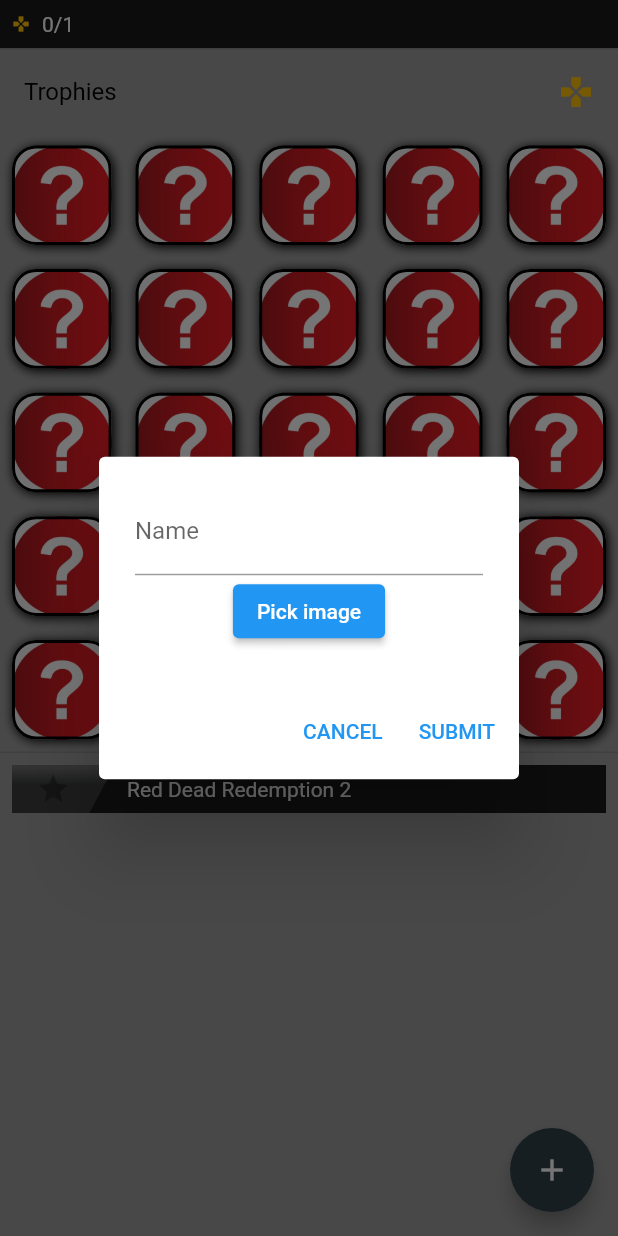
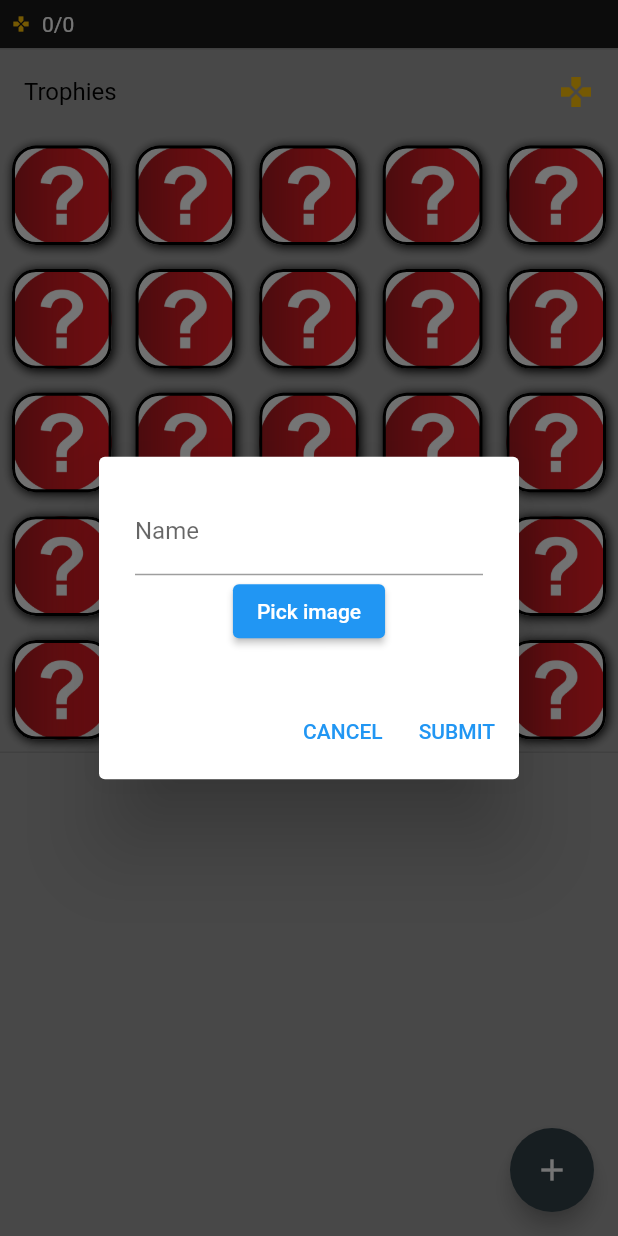
Before and after one commit to MrZabbah/Part_Time_Collector, a Flutter app: the screen it shows after launch, after a tap on the "add" icon, on a phone screen of 412 x 824 dp. Run offline on Flutter 3.47's test engine with Material 2 defaults, Android fonts, the phone set to English and light mode, and no system bars; our stand-ins replace fluttertoast, image_picker.

Commit message:
ListView working bad + 25 limitsd and management

```diff
--- a/lib/components/add_item_dialog.dart
+++ b/lib/components/add_item_dialog.dart
@@ -6,7 +6,7 @@ import '../item.dart';
 
 // ignore: must_be_immutable
 class AddItemDialog extends AlertDialog {
-  final List<Item> items;
+  final List<Item?> items;
   final GlobalKey<FormState> formKey;
   final void Function(String itemName, String? trophiePath) onSaveItem;
   String itemName = '';
--- a/lib/components/item_cell.dart
+++ b/lib/components/item_cell.dart
@@ -1,3 +1,5 @@
+import 'dart:collection';
+
 import 'package:flutter/material.dart';
 
 import '../horizontal_curvy_clipper.dart';
@@ -5,13 +7,15 @@ import '../item.dart';
 
 class ItemCell extends StatelessWidget {
   final int index;
-  final List<Item> items;
+  final List<Item?> items;
   final void Function(int index) onUpdateCount;
+  final void Function(int index) onDelete;
   const ItemCell(
       {Key? key,
       required this.index,
       required this.items,
-      required this.onUpdateCount})
+      required this.onUpdateCount,
+      required this.onDelete})
       : super(key: key);
 
   @override
@@ -22,6 +26,7 @@ class ItemCell extends StatelessWidget {
         onLongPress: () {
           onUpdateCount(index);
         },
+        onDoubleTap: () => onDelete(index),
         child: Stack(
           clipBehavior: Clip.none,
           children: [
@@ -38,7 +43,7 @@ class ItemCell extends StatelessWidget {
                       width: MediaQuery.of(context).size.width / 6,
                     ),
                     Text(
-                      items[index].name,
+                      items[index]!.name,
                       style: const TextStyle(color: Colors.white),
                     ),
                   ],
@@ -73,7 +78,7 @@ class ItemCell extends StatelessWidget {
                   ),
                   Icon(
                     Icons.star,
-                    color: (items[index].isCompleted)
+                    color: (items[index]!.isCompleted)
                         ? const Color.fromARGB(255, 211, 163, 21)
                         : const Color.fromARGB(85, 0, 0, 0),
                   ),
--- a/lib/components/trophie_cell.dart
+++ b/lib/components/trophie_cell.dart
@@ -5,7 +5,7 @@ import 'package:part_time_hero/item.dart';
 
 class TrophieCell extends StatelessWidget {
   final int index;
-  final List<Item> items;
+  final List<Item?> items;
   const TrophieCell(
       {Key? key, required, required this.index, required this.items})
       : super(key: key);
@@ -34,12 +34,13 @@ class TrophieCell extends StatelessWidget {
             ),
           ],
           image: (index >= items.length ||
-                  items[index].trophiePath == null ||
-                  !items[index].isCompleted)
+                  index < 0 ||
+                  items[index]!.trophiePath == null ||
+                  !items[index]!.isCompleted)
               ? const DecorationImage(image: AssetImage('images/question.jpg'))
               : DecorationImage(
                   image: FileImage(
-                    File(items[index].trophiePath!),
+                    File(items[index]!.trophiePath!),
                   ),
                 ),
         ),
--- a/lib/item.dart
+++ b/lib/item.dart
@@ -1,7 +1,8 @@
 class Item {
+  int index = -1;
   String name = '';
   String? trophiePath;
   bool isCompleted = false;
 
-  Item(this.name, this.trophiePath);
+  Item(this.name, this.trophiePath, this.index);
 }
--- a/lib/main.dart
+++ b/lib/main.dart
@@ -1,4 +1,7 @@
+import 'dart:collection';
+
 import 'package:flutter/material.dart';
+import 'package:fluttertoast/fluttertoast.dart';
 import 'package:part_time_hero/components/add_item_dialog.dart';
 import 'package:part_time_hero/components/item_cell.dart';
 import 'package:part_time_hero/components/trophie_cell.dart';
@@ -28,10 +31,10 @@ class RootPage extends StatefulWidget {
 }
 
 class _RootPageState extends State<RootPage> {
-  List<Item> items = [Item('Red Dead Redemption 2', null)];
+  List<Item?> items = List.generate(25, (index) => null);
+  List<int> itemsOnRoad = [];
+  Set<int> availablePositions = <int>{};
   int completedItemsCount = 0;
-  String itemName = '';
-  String? trophiePath;
 
   final GlobalKey<FormState> _formKey = GlobalKey<FormState>();
   final urlImage =
@@ -39,16 +42,30 @@ class _RootPageState extends State<RootPage> {
 
   _saveItem(String name, String? trophiePath) {
     debugPrint('Name: $name - Path: $trophiePath');
+    int index = availablePositions.first;
+    availablePositions.remove(index);
+    itemsOnRoad.add(index);
     setState(() {
-      items.add(Item(name, trophiePath));
+      items[index] = (Item(name, trophiePath, index));
+    });
+  }
+
+  _deleteItem(int index) {
+    setState(() {
+      completedItemsCount = (items[index]!.isCompleted)
+          ? completedItemsCount - 1
+          : completedItemsCount;
+      items[index] = null;
+      availablePositions.add(index);
+      itemsOnRoad.remove(index);
     });
   }
 
   _updateCount(int index) {
     setState(
       () {
-        items[index].isCompleted = !items[index].isCompleted;
-        items[index].isCompleted
+        items[index]!.isCompleted = !items[index]!.isCompleted;
+        items[index]!.isCompleted
             ? completedItemsCount++
             : completedItemsCount--;
       },
@@ -57,11 +74,27 @@ class _RootPageState extends State<RootPage> {
 
   @override
   Widget build(BuildContext context) {
+    if (availablePositions.isEmpty && itemsOnRoad.isEmpty) {
+      List<int> trophieOrder = List.generate(25, (index) => index);
+      trophieOrder.shuffle();
+      availablePositions.addAll(trophieOrder);
+    }
+
     return Scaffold(
       resizeToAvoidBottomInset: false,
       backgroundColor: Colors.grey,
       floatingActionButton: FloatingActionButton(
         onPressed: () {
+          if (availablePositions.isEmpty) {
+            Fluttertoast.showToast(
+              msg: "There is no more space",
+              toastLength: Toast.LENGTH_SHORT,
+              textColor: const Color.fromARGB(255, 255, 255, 255),
+              fontSize: 16,
+              backgroundColor: const Color.fromARGB(255, 90, 90, 90),
+            );
+            return;
+          }
           showDialog(
             context: context,
             builder: (BuildContext context) {
@@ -99,7 +132,7 @@ class _RootPageState extends State<RootPage> {
                     width: 8,
                   ),
                   Text(
-                    '$completedItemsCount/${items.length}',
+                    '$completedItemsCount/${itemsOnRoad.length}',
                     style: const TextStyle(color: Colors.white),
                   ),
                 ],
@@ -121,20 +154,22 @@ class _RootPageState extends State<RootPage> {
                 gridDelegate: const SliverGridDelegateWithFixedCrossAxisCount(
                     crossAxisCount: 5),
                 itemBuilder: (context, index) {
-                  return TrophieCell(index: index, items: items);
+                  return TrophieCell(
+                      index: items[index]?.index ?? -1, items: items);
                 },
               ),
             ],
           ),
-          Expanded(
+          Flexible(
             child: ListView.builder(
               padding: EdgeInsets.zero,
-              itemCount: items.length,
+              itemCount: itemsOnRoad.length,
               itemBuilder: (context, index) {
                 return ItemCell(
-                  index: index,
+                  index: itemsOnRoad[index],
                   items: items,
                   onUpdateCount: _updateCount,
+                  onDelete: _deleteItem,
                 );
               },
             ),
--- a/pubspec.yaml
+++ b/pubspec.yaml
@@ -35,6 +35,7 @@ dependencies:
   # Use with the CupertinoIcons class for iOS style icons.
   cupertino_icons: ^1.0.2
   image_picker: ^0.8.5+3
+  fluttertoast: ^8.0.9
 
 dev_dependencies:
   flutter_test:
```
Also changed, not shown: pubspec.lock.
